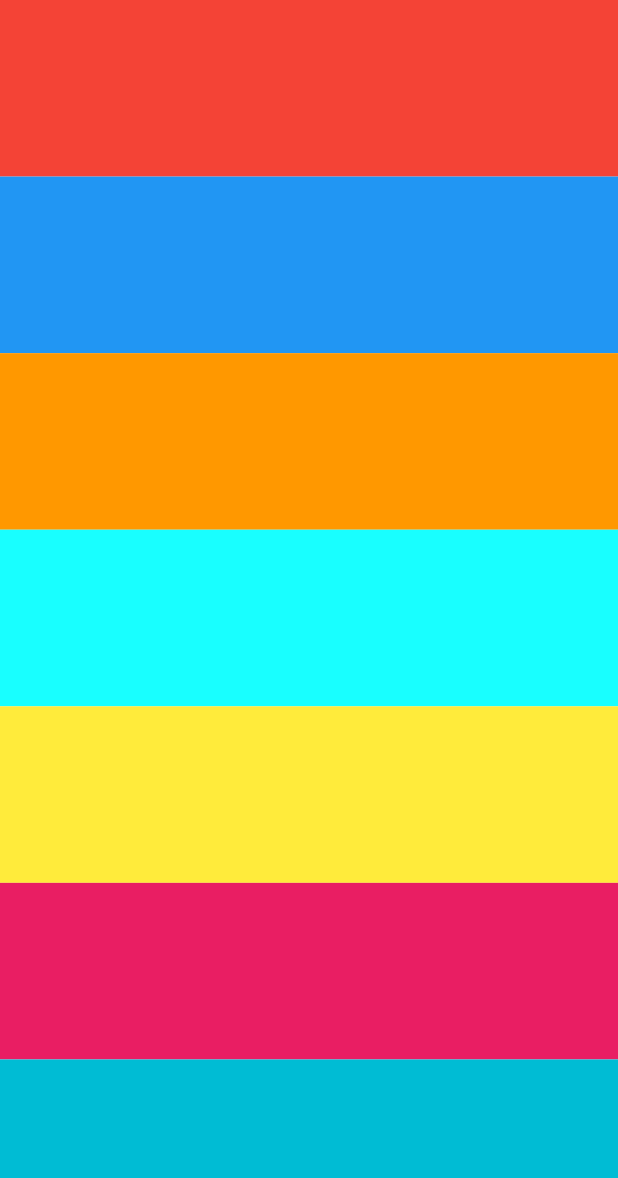
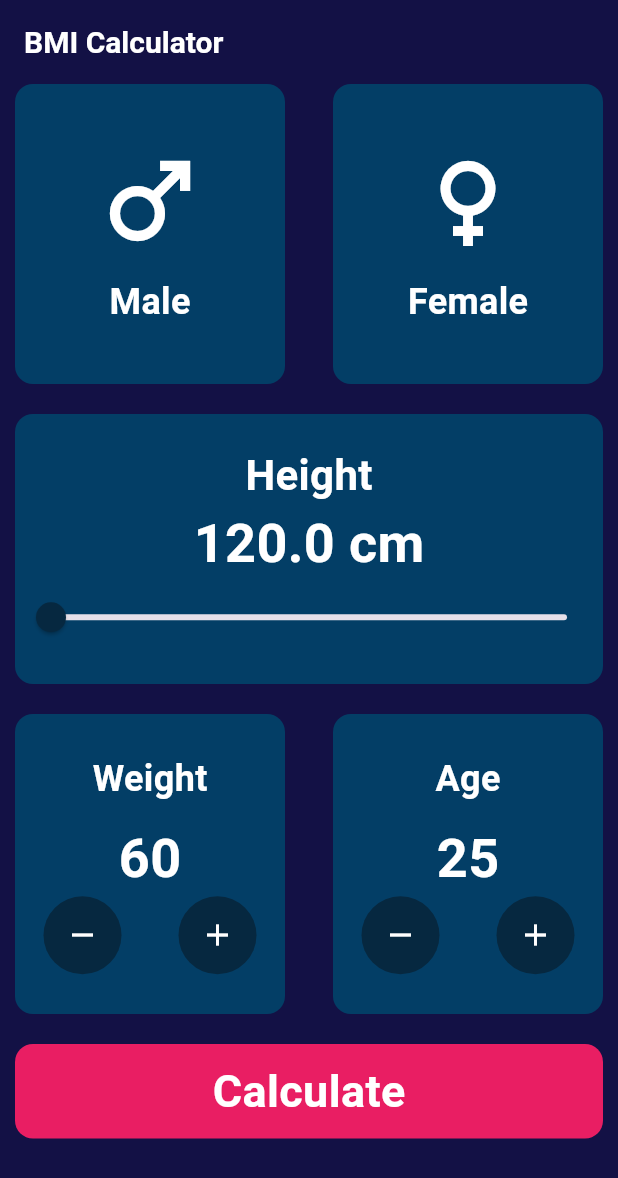
Before and after one commit to Vasusn/tutedude, a Flutter app: the screen it shows after launch, on a phone screen of 412 x 824 dp. Shown: the top 1178 px of the screen. Run offline on Flutter 3.47's test engine with Material 3 defaults, Android fonts, the phone set to English and light mode, and no system bars; our stand-ins replace audioplayers.

Commit message:
Add BMI code

```diff
--- /dev/null
+++ b/lib/bmi_calculator/bmi_calculator.dart
@@ -0,0 +1,300 @@
+import 'package:flutter/material.dart';
+import 'package:tutedude/bmi_calculator/color.dart';
+import 'package:tutedude/bmi_calculator/second_page.dart';
+
+class BmiCalculator extends StatefulWidget {
+  const BmiCalculator({super.key});
+
+  @override
+  State<BmiCalculator> createState() => _BmiCalculatorState();
+}
+
+class _BmiCalculatorState extends State<BmiCalculator> {
+  String? selectedGender;
+  double height = 120;
+  int weight = 60;
+  int age = 25;
+
+  @override
+  Widget build(BuildContext context) {
+    return Scaffold(
+      backgroundColor: backgroundColor,
+      appBar: AppBar(
+        title: Text('BMI Calculator'),
+        backgroundColor: backgroundColor,
+      ),
+      body: Padding(
+        padding: const EdgeInsets.symmetric(horizontal: 10),
+        child: Column(
+          crossAxisAlignment: CrossAxisAlignment.center,
+          children: [
+            /// Gender Selection
+            Row(
+              mainAxisAlignment: MainAxisAlignment.spaceBetween,
+              children: [
+                GenderCard(
+                  icon: Icons.male,
+                  text: 'Male',
+                  isSelected: selectedGender == 'Male',
+                  onTap: () {
+                    setState(() {
+                      selectedGender = 'Male';
+                    });
+                  },
+                ),
+                GenderCard(
+                  icon: Icons.female,
+                  text: 'Female',
+                  isSelected: selectedGender == 'Female',
+                  onTap: () {
+                    setState(() {
+                      selectedGender = 'Female';
+                    });
+                  },
+                ),
+              ],
+            ),
+
+            SizedBox(height: 20),
+
+            /// Height Slider
+            Container(
+              width: double.infinity,
+              height: 180,
+              decoration: BoxDecoration(
+                borderRadius: BorderRadius.circular(12),
+                color: blueColor,
+              ),
+              child: Column(
+                mainAxisAlignment: MainAxisAlignment.center,
+                children: [
+                  Text(
+                    'Height',
+                    style: TextStyle(
+                      fontSize: 28,
+                      color: Colors.white,
+                      fontWeight: FontWeight.bold,
+                    ),
+                  ),
+                  Text(
+                    '$height cm',
+                    style: TextStyle(
+                      fontSize: 36,
+                      color: Colors.white,
+                      fontWeight: FontWeight.bold,
+                    ),
+                  ),
+                  Slider(
+                    activeColor: selectedColor,
+                    min: 120,
+                    max: 200,
+                    value: height,
+                    onChanged: (v) {
+                      setState(() {
+                        height = v.round().toDouble();
+                      });
+                    },
+                  ),
+                ],
+              ),
+            ),
+
+            SizedBox(height: 20),
+
+            /// Weight & Age
+            Row(
+              mainAxisAlignment: MainAxisAlignment.spaceBetween,
+              children: [
+                /// Weight Card
+                InfoCard(
+                  label: "Weight",
+                  value: weight,
+                  onDecrement: () {
+                    setState(() {
+                      if (weight > 1) weight--;
+                    });
+                  },
+                  onIncrement: () {
+                    setState(() {
+                      weight++;
+                    });
+                  },
+                ),
+
+                /// Age Card
+                InfoCard(
+                  label: "Age",
+                  value: age,
+                  onDecrement: () {
+                    setState(() {
+                      if (age > 1) age--;
+                    });
+                  },
+                  onIncrement: () {
+                    setState(() {
+                      age++;
+                    });
+                  },
+                ),
+              ],
+            ),
+
+            SizedBox(height: 20),
+
+            /// Calculate Button
+            GestureDetector(
+              onTap: () {
+                Navigator.push(
+                  context,
+                  MaterialPageRoute(
+                    builder:
+                        (context) => SecondPage(
+                          age: age,
+                          height: height,
+                          weight: weight,
+                        ),
+                  ),
+                );
+              },
+              child: Container(
+                width: double.infinity,
+                padding: EdgeInsets.symmetric(vertical: 10),
+                decoration: BoxDecoration(
+                  color: Colors.pink,
+                  borderRadius: BorderRadius.circular(12),
+                ),
+                child: Center(
+                  child: Text(
+                    'Calculate',
+                    style: TextStyle(
+                      fontSize: 30,
+                      color: Colors.white,
+                      fontWeight: FontWeight.bold,
+                    ),
+                  ),
+                ),
+              ),
+            ),
+          ],
+        ),
+      ),
+    );
+  }
+}
+
+/// Gender Card Widget
+class GenderCard extends StatelessWidget {
+  final bool isSelected;
+  final IconData icon;
+  final String text;
+  final VoidCallback onTap;
+
+  const GenderCard({
+    super.key,
+    required this.isSelected,
+    required this.icon,
+    required this.text,
+    required this.onTap,
+  });
+
+  @override
+  Widget build(BuildContext context) {
+    return GestureDetector(
+      onTap: onTap,
+      child: Container(
+        height: 200,
+        width: 180,
+        decoration: BoxDecoration(
+          color: isSelected ? selectedColor : blueColor, // Color fix
+          borderRadius: BorderRadius.circular(12),
+        ),
+        child: Column(
+          mainAxisAlignment: MainAxisAlignment.center,
+          children: [
+            Icon(icon, size: 80, color: Colors.white),
+            SizedBox(height: 10), // Proper spacing
+            Text(
+              text,
+              style: TextStyle(
+                fontSize: 24,
+                color: Colors.white,
+                fontWeight: FontWeight.bold,
+              ),
+            ),
+          ],
+        ),
+      ),
+    );
+  }
+}
+
+/// Weight & Age Card Widget
+class InfoCard extends StatelessWidget {
+  final String label;
+  final int value;
+  final VoidCallback onIncrement;
+  final VoidCallback onDecrement;
+
+  const InfoCard({
+    super.key,
+    required this.label,
+    required this.value,
+    required this.onIncrement,
+    required this.onDecrement,
+  });
+
+  @override
+  Widget build(BuildContext context) {
+    return Container(
+      height: 200,
+      width: 180,
+      decoration: BoxDecoration(
+        color: blueColor,
+        borderRadius: BorderRadius.circular(12),
+      ),
+      child: Column(
+        mainAxisAlignment: MainAxisAlignment.center,
+        children: [
+          Text(
+            label,
+            style: TextStyle(
+              fontSize: 24,
+              color: Colors.white,
+              fontWeight: FontWeight.bold,
+            ),
+          ),
+          SizedBox(height: 10),
+          Text(
+            '$value',
+            style: TextStyle(
+              fontSize: 36,
+              color: Colors.white,
+              fontWeight: FontWeight.bold,
+            ),
+          ),
+          Row(
+            mainAxisAlignment: MainAxisAlignment.spaceAround,
+            children: [
+              CircleAvatar(
+                radius: 26,
+                backgroundColor: selectedColor,
+                child: IconButton(
+                  onPressed: onDecrement,
+                  icon: Icon(Icons.remove, color: Colors.white),
+                ),
+              ),
+              CircleAvatar(
+                radius: 26,
+                backgroundColor: selectedColor,
+                child: IconButton(
+                  onPressed: onIncrement,
+                  icon: Icon(Icons.add, color: Colors.white),
+                ),
+              ),
+            ],
+          ),
+        ],
+      ),
+    );
+  }
+}
--- /dev/null
+++ b/lib/bmi_calculator/color.dart
@@ -0,0 +1,9 @@
+import 'package:flutter/material.dart';
+
+const backgroundColor = Color(0xFF131145);
+var selectedColor = Color(0xff062840);
+var blueColor = Color(0xff033e66);
+var selectedColour = Color(0xff062840);
+const darkBlueColour = Color(0xff002640);
+const maleColour = Color(0xff033e66);
+const femaleColour = Color(0xff033e66);
--- a/lib/main.dart
+++ b/lib/main.dart
@@ -1,11 +1,16 @@
 import 'package:flutter/material.dart';
+import 'package:tutedude/bmi_calculator/bmi_calculator.dart';
+import 'package:tutedude/clima/clima_main.dart';
 import 'package:tutedude/dicee_application/dicee_application.dart';
 import 'package:tutedude/image_application/image_application_screen.dart';
 import 'package:tutedude/personal_business_card_application/personal_business_card_application.dart';
 import 'package:tutedude/xylophone_application/xylophone_application.dart';
 
 void main() {
-  runApp(const MyApp());
+  runApp(
+      const MyApp()
+    // ClimaMain()
+  );
 }
 
 class MyApp extends StatelessWidget {
@@ -27,7 +32,8 @@ class MyApp extends StatelessWidget {
       // home: ImageApplicationScreen(),
       // home: PersonalBusinessCardApplication(),
       // home: DiceeApplication(),
-      home: XylophoneApplication(),
+      // home: XylophoneApplication(),
+      home: BmiCalculator(),
     );
   }
 }
--- a/pubspec.yaml
+++ b/pubspec.yaml
@@ -35,6 +35,9 @@ dependencies:
   # Use with the CupertinoIcons class for iOS style icons.
   cupertino_icons: ^1.0.8
   audioplayers: ^6.3.0
+  geolocator: ^13.0.2
+  http: ^1.3.0
+  flutter_spinkit: ^5.2.1
 
 dev_dependencies:
   flutter_test:
```
Also changed, not shown: lib/bmi_calculator/second_page.dart (added, +138 -0 lines), lib/clima/screen/screen1.dart (added, +83 -0 lines), assets/images/extreme.png (added), assets/images/normal.png (added), assets/images/obese.png (added), assets/images/overweight.png (added), assets/images/screen1.jpeg (added), assets/images/screen2.jpeg (added), assets/images/underweight.png (added), pubspec.lock, 9 other files.
